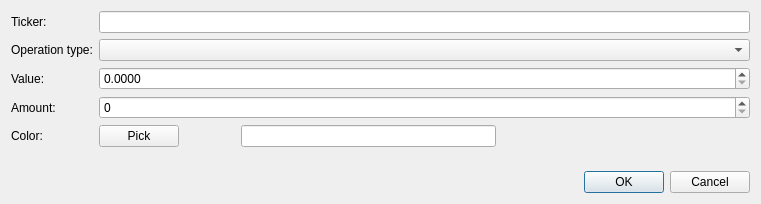
This is src/stockmonitor/ui/widget/markerdialog.ui in anetczuk/stock-monitor as Qt 5 draws it before an edit. The edited form follows.
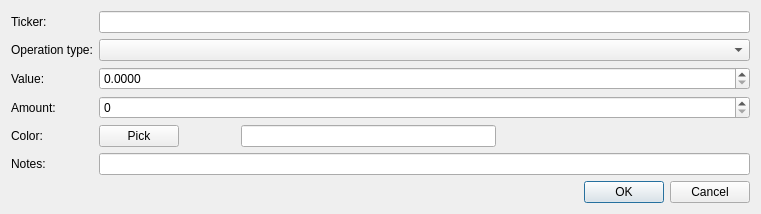
This is the edited form.

Commit message: Add notes column to markers table

```diff
--- a/src/stockmonitor/ui/widget/markerdialog.ui
+++ b/src/stockmonitor/ui/widget/markerdialog.ui
@@ -111,6 +111,16 @@
        </item>
       </layout>
      </item>
+     <item row="5" column="0">
+      <widget class="QLabel" name="label_6">
+       <property name="text">
+        <string>Notes:</string>
+       </property>
+      </widget>
+     </item>
+     <item row="5" column="1">
+      <widget class="QLineEdit" name="notesLE"/>
+     </item>
     </layout>
    </item>
    <item>
```
Left out of the diff: 40 changed lines with no effect on the pictures. The commit also changes 3 other files.
